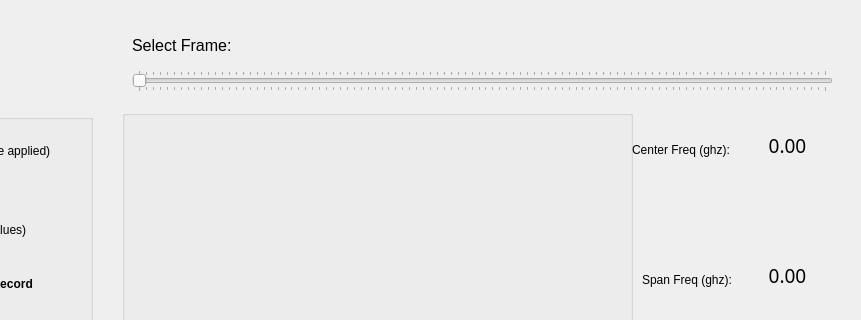
The window that src/sat/signal_page.ui (alexandropinion/spectrum-analyzer-tool-group4) describes before a commit, drawn with Qt 5; both pictures show x 418 to 1279 and y 0 to 320 of the 1279 by 836 pixel window.
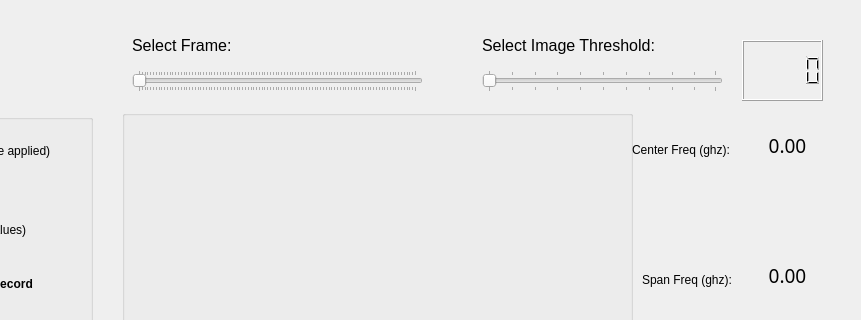
The same window after the commit.

```diff
--- a/src/sat/signal_page.ui
+++ b/src/sat/signal_page.ui
@@ -369,7 +369,7 @@
      <rect>
       <x>550</x>
       <y>70</y>
-      <width>701</width>
+      <width>291</width>
       <height>22</height>
      </rect>
     </property>
@@ -703,6 +703,62 @@
      <set>Qt::AlignCenter</set>
     </property>
    </widget>
+   <widget class="QSlider" name="selectThresholdSlider">
+    <property name="geometry">
+     <rect>
+      <x>900</x>
+      <y>70</y>
+      <width>241</width>
+      <height>22</height>
+     </rect>
+    </property>
+    <property name="toolTip">
+     <string>&lt;html&gt;&lt;head/&gt;&lt;body&gt;&lt;p&gt;In order to accurate process the signal values from each frame of video, a preprocessing technique is used before scanning for text across the entire image. A threshold setting between 0 and 255 can be adjusted to modify how well text is shown.  View the image in the frame to determine if text is visible or not after adjusting this value.  Generally, a value around 100 was discovered to be most ideal, but this value can change depending on the spectrum analyzer video.&lt;/p&gt;&lt;/body&gt;&lt;/html&gt;</string>
+    </property>
+    <property name="orientation">
+     <enum>Qt::Horizontal</enum>
+    </property>
+    <property name="tickPosition">
+     <enum>QSlider::TicksBothSides</enum>
+    </property>
+   </widget>
+   <widget class="QLabel" name="selectTextScanText_2">
+    <property name="geometry">
+     <rect>
+      <x>900</x>
+      <y>30</y>
+      <width>261</width>
+      <height>31</height>
+     </rect>
+    </property>
+    <property name="font">
+     <font>
+      <pointsize>12</pointsize>
+      <weight>50</weight>
+      <bold>false</bold>
+     </font>
+    </property>
+    <property name="text">
+     <string>Select Image Threshold:</string>
+    </property>
+   </widget>
+   <widget class="QLCDNumber" name="imgTextThreshold">
+    <property name="geometry">
+     <rect>
+      <x>1160</x>
+      <y>40</y>
+      <width>81</width>
+      <height>61</height>
+     </rect>
+    </property>
+    <property name="font">
+     <font>
+      <pointsize>12</pointsize>
+      <weight>75</weight>
+      <bold>true</bold>
+     </font>
+    </property>
+   </widget>
   </widget>
   <widget class="QStatusBar" name="statusbar"/>
  </widget>
```
